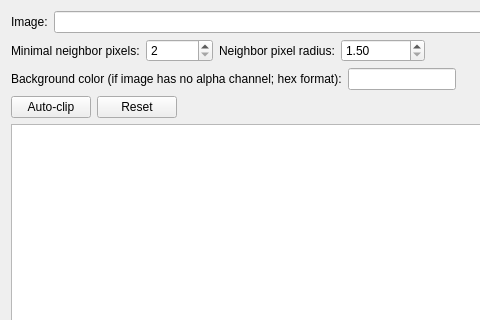
This is mainwindow.ui in Extender/ImageAutoClipper as Qt 5 draws it before an edit; both pictures show x 0 to 480 and y 0 to 320 of the 1000 by 572 pixel window. The edited form follows.
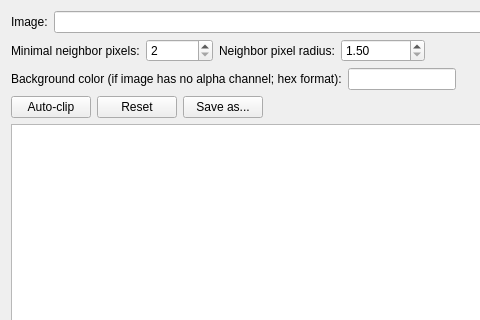
This is the edited form. Custom widgets are drawn as their Qt base class.

Patch:
```diff
--- a/mainwindow.ui
+++ b/mainwindow.ui
@@ -167,6 +167,13 @@
         </property>
        </widget>
       </item>
+      <item>
+       <widget class="QPushButton" name="saveAsBtn">
+        <property name="text">
+         <string>Save as...</string>
+        </property>
+       </widget>
+      </item>
       <item>
        <spacer name="horizontalSpacer_3">
         <property name="orientation">
```
